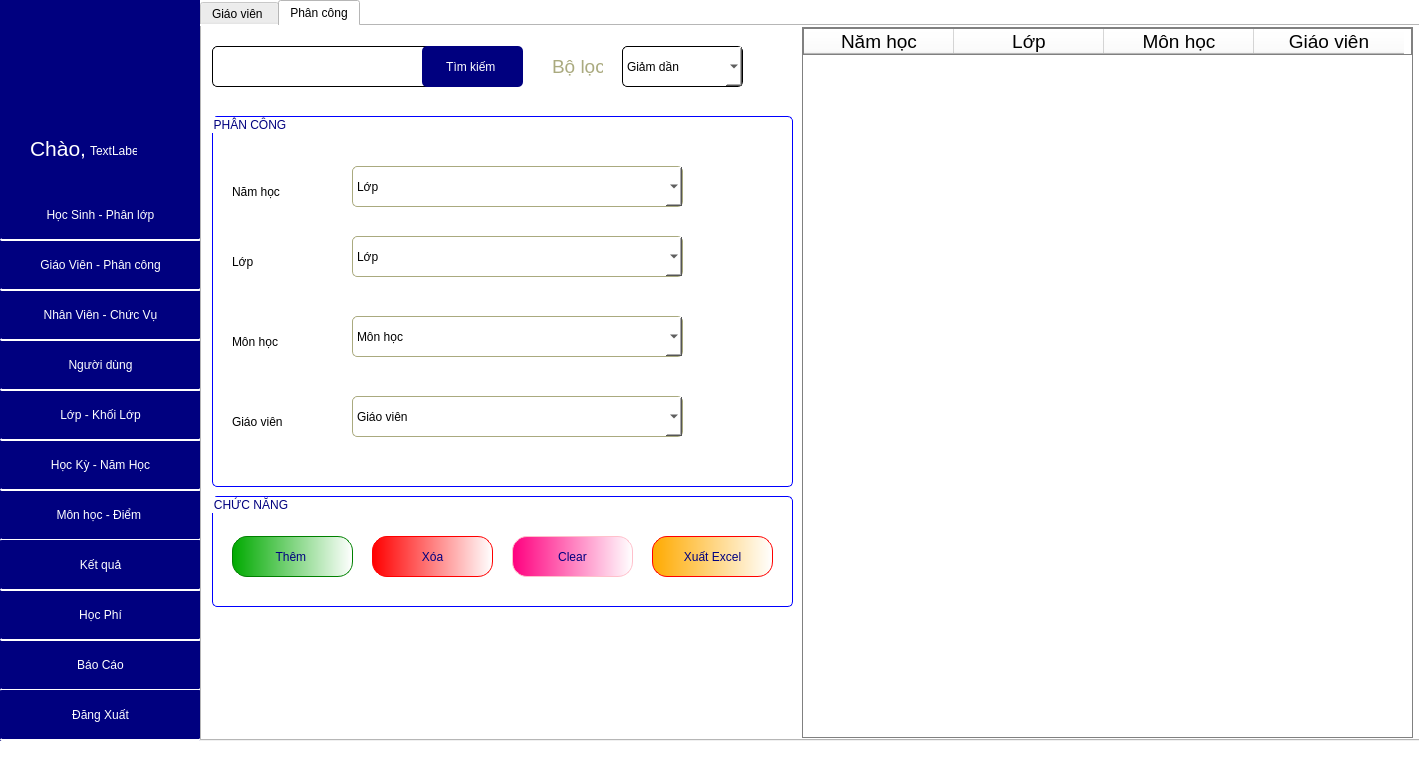
Qt form GUI/TrangChu.ui (phuthuy44/Student--py) before a commit.
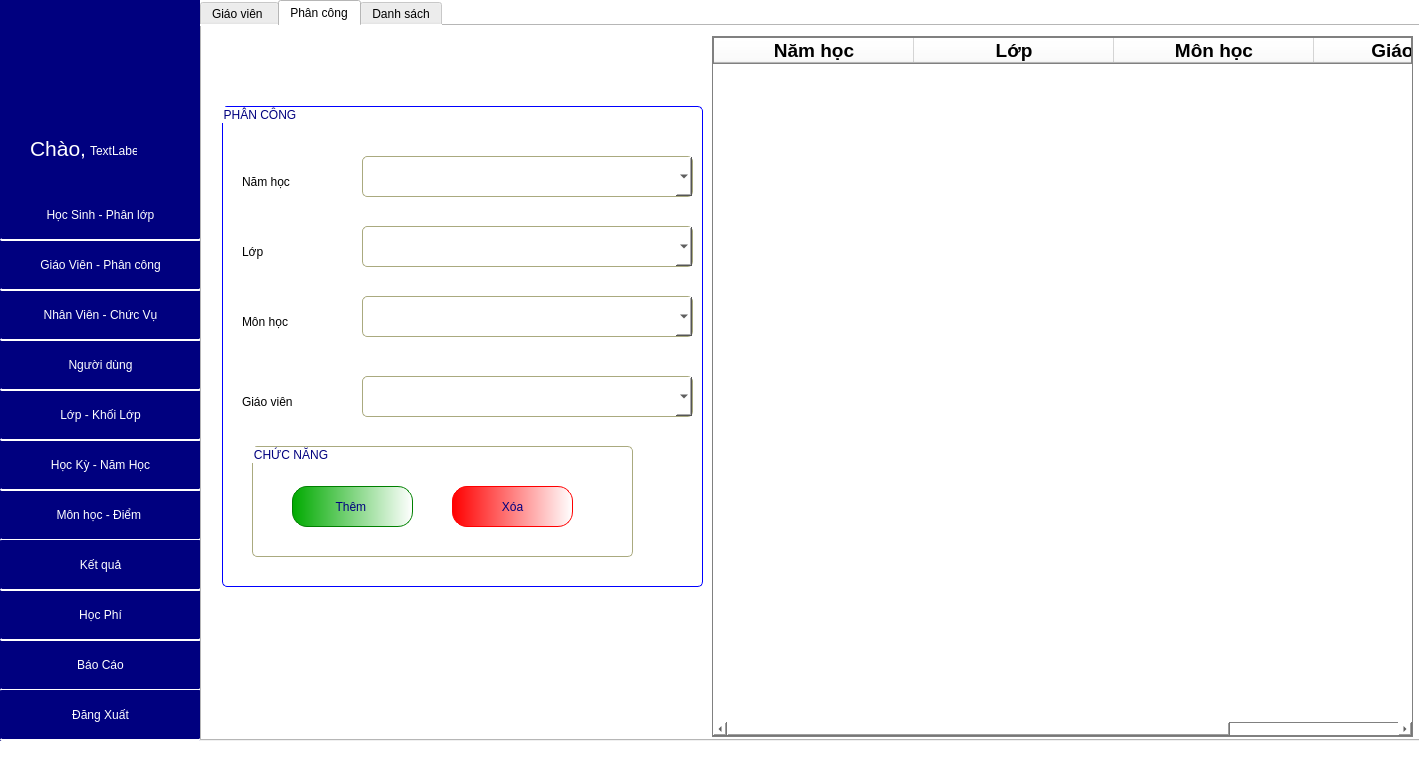
The same form after that commit. The open tabs and pages were chosen to show the change.

Commit message: done PhanCong and List PhanCong

```diff
--- a/GUI/TrangChu.ui
+++ b/GUI/TrangChu.ui
@@ -443,7 +443,7 @@
        </rect>
       </property>
       <property name="currentIndex">
-       <number>2</number>
+       <number>1</number>
       </property>
       <widget class="QWidget" name="tab_3">
        <attribute name="title">
@@ -2849,10 +2849,10 @@
        <widget class="QGroupBox" name="groupBox_61">
         <property name="geometry">
          <rect>
-          <x>10</x>
-          <y>90</y>
-          <width>581</width>
-          <height>371</height>
+          <x>20</x>
+          <y>80</y>
+          <width>481</width>
+          <height>481</height>
          </rect>
         </property>
         <property name="styleSheet">
@@ -2881,47 +2881,11 @@
           <string>Năm học </string>
          </property>
         </widget>
-        <widget class="QLabel" name="label_242">
-         <property name="geometry">
-          <rect>
-           <x>20</x>
-           <y>130</y>
-           <width>111</width>
-           <height>31</height>
-          </rect>
-         </property>
-         <property name="styleSheet">
-          <string notr="true">border: white;
-color: black;</string>
-         </property>
-         <property name="text">
-          <string>Lớp</string>
-         </property>
-        </widget>
-        <widget class="QComboBox" name="comboBox_54">
-         <property name="geometry">
-          <rect>
-           <x>140</x>
-           <y>120</y>
-           <width>331</width>
-           <height>41</height>
-          </rect>
-         </property>
-         <property name="styleSheet">
-          <string notr="true">border-color: rgb(170, 170, 127);
-color: rgb(0, 0, 0);</string>
-         </property>
-         <item>
-          <property name="text">
-           <string>Lớp</string>
-          </property>
-         </item>
-        </widget>
         <widget class="QLabel" name="label_243">
          <property name="geometry">
           <rect>
            <x>20</x>
-           <y>210</y>
+           <y>200</y>
            <width>111</width>
            <height>31</height>
           </rect>
@@ -2934,11 +2898,11 @@
           <string>Môn học</string>
          </property>
         </widget>
-        <widget class="QComboBox" name="comboBox_55">
+        <widget class="QComboBox" name="cboxMonHocPC">
          <property name="geometry">
           <rect>
            <x>140</x>
-           <y>200</y>
+           <y>190</y>
            <width>331</width>
            <height>41</height>
           </rect>
@@ -2947,34 +2911,29 @@
           <string notr="true">border-color: rgb(170, 170, 127);
 color: rgb(0, 0, 0);</string>
          </property>
-         <item>
-          <property name="text">
-           <string>Môn học</string>
-          </property>
-         </item>
         </widget>
         <widget class="QLabel" name="label_244">
          <property name="geometry">
           <rect>
            <x>20</x>
-           <y>290</y>
-           <width>111</width>
-           <height>31</height>
-          </rect>
-         </property>
-         <property name="styleSheet">
-          <string notr="true">border: white;
-color: black;</string>
-         </property>
-         <property name="text">
-          <string>Giáo viên </string>
-         </property>
-        </widget>
-        <widget class="QComboBox" name="comboBox_56">
-         <property name="geometry">
-          <rect>
-           <x>140</x>
            <y>280</y>
+           <width>111</width>
+           <height>31</height>
+          </rect>
+         </property>
+         <property name="styleSheet">
+          <string notr="true">border: white;
+color: black;</string>
+         </property>
+         <property name="text">
+          <string>Giáo viên </string>
+         </property>
+        </widget>
+        <widget class="QComboBox" name="cboxGiaoVien">
+         <property name="geometry">
+          <rect>
+           <x>140</x>
+           <y>270</y>
            <width>331</width>
            <height>41</height>
           </rect>
@@ -2983,13 +2942,8 @@
           <string notr="true">border-color: rgb(170, 170, 127);
 color: rgb(0, 0, 0);</string>
          </property>
-         <item>
-          <property name="text">
-           <string>Giáo viên</string>
-          </property>
-         </item>
         </widget>
-        <widget class="QComboBox" name="comboBox_71">
+        <widget class="QComboBox" name="cboxNHInPC">
          <property name="geometry">
           <rect>
            <x>140</x>
@@ -3002,20 +2956,117 @@
           <string notr="true">border-color: rgb(170, 170, 127);
 color: rgb(0, 0, 0);</string>
          </property>
-         <item>
+        </widget>
+        <widget class="QLabel" name="label_279">
+         <property name="geometry">
+          <rect>
+           <x>20</x>
+           <y>130</y>
+           <width>111</width>
+           <height>31</height>
+          </rect>
+         </property>
+         <property name="styleSheet">
+          <string notr="true">border: white;
+color: black;</string>
+         </property>
+         <property name="text">
+          <string>Lớp</string>
+         </property>
+        </widget>
+        <widget class="QComboBox" name="cboxLopPC">
+         <property name="geometry">
+          <rect>
+           <x>140</x>
+           <y>120</y>
+           <width>331</width>
+           <height>41</height>
+          </rect>
+         </property>
+         <property name="styleSheet">
+          <string notr="true">border-color: rgb(170, 170, 127);
+color: rgb(0, 0, 0);</string>
+         </property>
+        </widget>
+        <widget class="QGroupBox" name="groupBox_62">
+         <property name="geometry">
+          <rect>
+           <x>30</x>
+           <y>340</y>
+           <width>381</width>
+           <height>111</height>
+          </rect>
+         </property>
+         <property name="styleSheet">
+          <string notr="true">color: rgb(0, 0, 127);
+font: 75 16pt &quot;Tahoma&quot;;
+border-color: rgb(170, 170, 127);
+</string>
+         </property>
+         <property name="title">
+          <string>CHỨC NĂNG</string>
+         </property>
+         <widget class="QPushButton" name="btnXoaPhanCong">
+          <property name="geometry">
+           <rect>
+            <x>200</x>
+            <y>40</y>
+            <width>121</width>
+            <height>41</height>
+           </rect>
+          </property>
+          <property name="styleSheet">
+           <string notr="true">QPushButton{
+font: 16pt &quot;Tahoma&quot;;
+border-radius:15px;
+border:1px solid red;
+	background-color: qlineargradient(spread:pad, x1:0, y1:0, x2:1, y2:0, stop:0 rgba(255, 0, 0, 255), stop:1 rgba(255, 255, 255, 255));
+}
+QPushButton:hover{
+	font: 18pt &quot;Tahoma&quot;;
+	background-color:qlineargradient(spread:pad, x1:0, y1:0, x2:1, y2:0.028, stop:0 rgba(189, 0, 0, 255), stop:1 rgba(255, 255, 255, 255))
+}
+</string>
+          </property>
           <property name="text">
-           <string>Lớp</string>
+           <string>Xóa</string>
           </property>
-         </item>
+         </widget>
+         <widget class="QPushButton" name="btnInsertPhanCong">
+          <property name="geometry">
+           <rect>
+            <x>40</x>
+            <y>40</y>
+            <width>121</width>
+            <height>41</height>
+           </rect>
+          </property>
+          <property name="styleSheet">
+           <string notr="true">QPushButton{
+font: 16pt &quot;Tahoma&quot;;
+border-radius:15px;
+border:1px solid green;
+	background-color: qlineargradient(spread:pad, x1:0, y1:0, x2:1, y2:0, stop:0 rgba(0, 170, 0, 255), stop:1 rgba(255, 255, 255, 255));
+}
+QPushButton:hover{
+background-color: qlineargradient(spread:pad, x1:0, y1:0, x2:1, y2:0, stop:0 rgba(85, 255, 0, 255), stop:1 rgba(255, 255, 255, 255));
+	font: 18pt &quot;Tahoma&quot;;
+}
+</string>
+          </property>
+          <property name="text">
+           <string>Thêm </string>
+          </property>
+         </widget>
         </widget>
        </widget>
-       <widget class="QTableWidget" name="tableWidget_29">
+       <widget class="QTableWidget" name="tablePhanCong">
         <property name="geometry">
          <rect>
-          <x>600</x>
-          <y>1</y>
-          <width>611</width>
-          <height>711</height>
+          <x>510</x>
+          <y>10</y>
+          <width>701</width>
+          <height>701</height>
          </rect>
         </property>
         <property name="styleSheet">
@@ -3025,7 +3076,7 @@
 font: 75 14pt &quot;Tahoma&quot;;</string>
         </property>
         <attribute name="horizontalHeaderDefaultSectionSize">
-         <number>150</number>
+         <number>200</number>
         </attribute>
         <column>
          <property name="text">
@@ -3035,8 +3086,13 @@
           <font>
            <family>Tahoma</family>
            <pointsize>14</pointsize>
+           <weight>75</weight>
+           <bold>true</bold>
           </font>
          </property>
+         <property name="textAlignment">
+          <set>AlignCenter</set>
+         </property>
         </column>
         <column>
          <property name="text">
@@ -3046,8 +3102,13 @@
           <font>
            <family>Tahoma</family>
            <pointsize>14</pointsize>
+           <weight>75</weight>
+           <bold>true</bold>
           </font>
          </property>
+         <property name="textAlignment">
+          <set>AlignCenter</set>
+         </property>
         </column>
         <column>
          <property name="text">
@@ -3057,8 +3118,13 @@
           <font>
            <family>Tahoma</family>
            <pointsize>14</pointsize>
+           <weight>75</weight>
+           <bold>true</bold>
           </font>
          </property>
+         <property name="textAlignment">
+          <set>AlignCenter</set>
+         </property>
         </column>
         <column>
          <property name="text">
@@ -3068,65 +3134,161 @@
           <font>
            <family>Tahoma</family>
            <pointsize>14</pointsize>
+           <weight>75</weight>
+           <bold>true</bold>
           </font>
          </property>
+         <property name="textAlignment">
+          <set>AlignCenter</set>
+         </property>
         </column>
        </widget>
-       <widget class="QGroupBox" name="groupBox_62">
+      </widget>
+      <widget class="QWidget" name="tab_25">
+       <attribute name="title">
+        <string>Danh sách</string>
+       </attribute>
+       <widget class="QGroupBox" name="groupBox_16">
         <property name="geometry">
          <rect>
-          <x>10</x>
-          <y>470</y>
+          <x>280</x>
+          <y>10</y>
           <width>581</width>
-          <height>111</height>
+          <height>201</height>
          </rect>
         </property>
         <property name="styleSheet">
-         <string notr="true">color: rgb(0, 0, 127);
-font: 75 16pt &quot;Tahoma&quot;;
-border: 1px solid blue;
-border-radius:5px;</string>
+         <string notr="true">QGroupBox{
+border-radius: 5px;
+border:0.5px solid blue;
+	font: 14pt &quot;Tahoma&quot;;
+color:blue;
+}</string>
         </property>
         <property name="title">
-         <string>CHỨC NĂNG</string>
+         <string>LỌC GIÁO VIÊN</string>
         </property>
-        <widget class="QPushButton" name="pushButton_133">
+        <widget class="QLabel" name="label_88">
          <property name="geometry">
           <rect>
+           <x>40</x>
+           <y>60</y>
+           <width>111</width>
+           <height>31</height>
+          </rect>
+         </property>
+         <property name="font">
+          <font>
+           <family>Tahoma</family>
+           <pointsize>14</pointsize>
+          </font>
+         </property>
+         <property name="text">
+          <string>Năm học</string>
+         </property>
+        </widget>
+        <widget class="QComboBox" name="cboxlistNH_2">
+         <property name="geometry">
+          <rect>
            <x>160</x>
-           <y>40</y>
-           <width>121</width>
+           <y>50</y>
+           <width>221</width>
            <height>41</height>
           </rect>
          </property>
          <property name="styleSheet">
-          <string notr="true">QPushButton{
+          <string notr="true">border-color: rgb(170, 170, 127);
+color: rgb(0, 0, 0);
+font: 14pt &quot;Tahoma&quot;;</string>
+         </property>
+        </widget>
+        <widget class="QComboBox" name="cboxlistLop_2">
+         <property name="geometry">
+          <rect>
+           <x>160</x>
+           <y>120</y>
+           <width>221</width>
+           <height>41</height>
+          </rect>
+         </property>
+         <property name="styleSheet">
+          <string notr="true">border-color: rgb(170, 170, 127);
+color: rgb(0, 0, 0);
+font: 14pt &quot;Tahoma&quot;;</string>
+         </property>
+        </widget>
+        <widget class="QLabel" name="label_92">
+         <property name="geometry">
+          <rect>
+           <x>40</x>
+           <y>120</y>
+           <width>81</width>
+           <height>31</height>
+          </rect>
+         </property>
+         <property name="font">
+          <font>
+           <family>Tahoma</family>
+           <pointsize>14</pointsize>
+          </font>
+         </property>
+         <property name="text">
+          <string>Lớp</string>
+         </property>
+        </widget>
+        <widget class="QGroupBox" name="groupBox_17">
+         <property name="geometry">
+          <rect>
+           <x>420</x>
+           <y>20</y>
+           <width>131</width>
+           <height>161</height>
+          </rect>
+         </property>
+         <property name="styleSheet">
+          <string notr="true">border-color: rgb(170, 170, 127);
+</string>
+         </property>
+         <property name="title">
+          <string>CHỨC NĂNG</string>
+         </property>
+         <widget class="QPushButton" name="btnDisplayListHS_2">
+          <property name="geometry">
+           <rect>
+            <x>10</x>
+            <y>40</y>
+            <width>111</width>
+            <height>41</height>
+           </rect>
+          </property>
+          <property name="styleSheet">
+           <string notr="true">QPushButton{
 font: 16pt &quot;Tahoma&quot;;
 border-radius:15px;
-border:1px solid red;
-	background-color: qlineargradient(spread:pad, x1:0, y1:0, x2:1, y2:0, stop:0 rgba(255, 0, 0, 255), stop:1 rgba(255, 255, 255, 255));
+border:1px solid blue;
+	background-color: qlineargradient(spread:pad, x1:0, y1:0, x2:1, y2:0, stop:0 rgba(0, 0, 255, 255), stop:1 rgba(255, 255, 255, 255));
 }
 QPushButton:hover{
 	font: 18pt &quot;Tahoma&quot;;
-	background-color:qlineargradient(spread:pad, x1:0, y1:0, x2:1, y2:0.028, stop:0 rgba(189, 0, 0, 255), stop:1 rgba(255, 255, 255, 255))
+	background-color: qlineargradient(spread:repeat, x1:0, y1:0, x2:1, y2:0, stop:0 rgba(0, 85, 255, 255), stop:1 rgba(255, 255, 255, 255));
 }
 </string>
-         </property>
-         <property name="text">
-          <string>Xóa</string>
-         </property>
-        </widget>
-        <widget class="QPushButton" name="pushButton_134">
-         <property name="geometry">
-          <rect>
-           <x>440</x>
-           <y>40</y>
-           <width>121</width>
-           <height>41</height>
-          </rect>
-         </property>
-         <property name="styleSheet">
-          <string notr="true">QPushButton{
+          </property>
+          <property name="text">
+           <string>Hiển thị </string>
+          </property>
+         </widget>
+         <widget class="QPushButton" name="btnExportPhanCong">
+          <property name="geometry">
+           <rect>
+            <x>10</x>
+            <y>100</y>
+            <width>111</width>
+            <height>41</height>
+           </rect>
+          </property>
+          <property name="styleSheet">
+           <string notr="true">QPushButton{
 font: 16pt &quot;Tahoma&quot;;
 border-radius:15px;
 border:1px solid red;
@@ -3137,157 +3299,115 @@
 background-color:qlineargradient(spread:pad, x1:0, y1:0, x2:1, y2:0, stop:0 rgba(255, 85, 0, 255), stop:1 rgba(255, 255, 255, 255));
 }
 </string>
+          </property>
+          <property name="text">
+           <string>Xuất Excel</string>
+          </property>
+         </widget>
+        </widget>
+       </widget>
+       <widget class="QTableWidget" name="tableListPhanCong">
+        <property name="geometry">
+         <rect>
+          <x>0</x>
+          <y>220</y>
+          <width>1211</width>
+          <height>491</height>
+         </rect>
+        </property>
+        <property name="styleSheet">
+         <string notr="true">border: 1px solid gray;
+border- radius:2px;
+color: rgb(0, 0, 0);
+font: 75 14pt &quot;Tahoma&quot;;</string>
+        </property>
+        <attribute name="horizontalHeaderDefaultSectionSize">
+         <number>240</number>
+        </attribute>
+        <column>
+         <property name="text">
+          <string>Mã giáo viên</string>
          </property>
+         <property name="font">
+          <font>
+           <family>Tahoma</family>
+           <pointsize>14</pointsize>
+          </font>
+         </property>
+         <property name="textAlignment">
+          <set>AlignCenter</set>
+         </property>
+        </column>
+        <column>
          <property name="text">
-          <string>Xuất Excel</string>
+          <string>Tên giáo viên</string>
          </property>
-        </widget>
-        <widget class="QPushButton" name="pushButton_135">
-         <property name="geometry">
-          <rect>
-           <x>20</x>
-           <y>40</y>
-           <width>121</width>
-           <height>41</height>
-          </rect>
+         <property name="font">
+          <font>
+           <family>Tahoma</family>
+           <pointsize>14</pointsize>
+          </font>
          </property>
-         <property name="styleSheet">
-          <string notr="true">QPushButton{
-font: 16pt &quot;Tahoma&quot;;
-border-radius:15px;
-border:1px solid green;
-	background-color: qlineargradient(spread:pad, x1:0, y1:0, x2:1, y2:0, stop:0 rgba(0, 170, 0, 255), stop:1 rgba(255, 255, 255, 255));
-}
-QPushButton:hover{
-background-color: qlineargradient(spread:pad, x1:0, y1:0, x2:1, y2:0, stop:0 rgba(85, 255, 0, 255), stop:1 rgba(255, 255, 255, 255));
-	font: 18pt &quot;Tahoma&quot;;
-}
-</string>
+         <property name="textAlignment">
+          <set>AlignCenter</set>
          </property>
+        </column>
+        <column>
          <property name="text">
-          <string>Thêm </string>
+          <string>Giới tính</string>
          </property>
-        </widget>
-        <widget class="QPushButton" name="pushButton_79">
-         <property name="geometry">
-          <rect>
-           <x>300</x>
-           <y>40</y>
-           <width>121</width>
-           <height>41</height>
-          </rect>
+         <property name="font">
+          <font>
+           <family>Tahoma</family>
+           <pointsize>14</pointsize>
+          </font>
          </property>
-         <property name="styleSheet">
-          <string notr="true">QPushButton{
-font: 16pt &quot;Tahoma&quot;;
-border-radius:15px;
-border:1px solid pink;
-background-color: qlineargradient(spread:pad, x1:0, y1:0, x2:1, y2:0, stop:0 rgba(255, 0, 127, 255), stop:1 rgba(255, 255, 255, 255))
-}
-QPushButton:hover{
-	font: 18pt &quot;Tahoma&quot;;
-background-color:qlineargradient(spread:pad, x1:0, y1:0, x2:1, y2:0, stop:0 rgba(134, 0, 67, 255), stop:1 rgba(255, 255, 255, 255))
-}
-</string>
+         <property name="textAlignment">
+          <set>AlignCenter</set>
          </property>
+        </column>
+        <column>
          <property name="text">
-          <string>Clear</string>
+          <string>Ngày sinh </string>
          </property>
-        </widget>
-       </widget>
-       <widget class="QLineEdit" name="lineEdit_127">
-        <property name="geometry">
-         <rect>
-          <x>10</x>
-          <y>20</y>
-          <width>241</width>
-          <height>41</height>
-         </rect>
-        </property>
-        <property name="styleSheet">
-         <string notr="true">QLineEdit{
-font: 16pt &quot;Tahoma&quot;;
-border-radius:5px;
-border: 1px solid black;
-}</string>
-        </property>
-       </widget>
-       <widget class="QPushButton" name="pushButton_137">
-        <property name="geometry">
-         <rect>
-          <x>220</x>
-          <y>20</y>
-          <width>101</width>
-          <height>41</height>
-         </rect>
-        </property>
-        <property name="styleSheet">
-         <string notr="true">QPushButton{
-background-color: rgb(0, 0, 127);
-color:white;
-	font: 14pt &quot;Tahoma&quot;;
-border-radius:5px;
-}
-QPushButton:hover{
-border:0.5px solid black;
-	background-color: yellow;
-color:black;
-	
-}</string>
-        </property>
-        <property name="text">
-         <string>Tìm kiếm </string>
-        </property>
-       </widget>
-       <widget class="QLabel" name="label_282">
-        <property name="geometry">
-         <rect>
-          <x>350</x>
-          <y>20</y>
-          <width>51</width>
-          <height>41</height>
-         </rect>
-        </property>
-        <property name="font">
-         <font>
-          <family>Tahoma</family>
-          <pointsize>14</pointsize>
-         </font>
-        </property>
-        <property name="styleSheet">
-         <string notr="true">color: rgb(170, 170, 127);</string>
-        </property>
-        <property name="text">
-         <string>Bộ lọc</string>
-        </property>
-       </widget>
-       <widget class="QComboBox" name="comboBox_59">
-        <property name="geometry">
-         <rect>
-          <x>420</x>
-          <y>20</y>
-          <width>121</width>
-          <height>41</height>
-         </rect>
-        </property>
-        <property name="styleSheet">
-         <string notr="true">QComboBox{
-font: 16pt &quot;Tahoma&quot;;
-	color: rgb(0, 0, 0);
-border: 1px solid black;
-border-radius:5px;
-}</string>
-        </property>
-        <item>
+         <property name="font">
+          <font>
+           <family>Tahoma</family>
+           <pointsize>14</pointsize>
+          </font>
+         </property>
+         <property name="textAlignment">
+          <set>AlignCenter</set>
+         </property>
+        </column>
+        <column>
          <property name="text">
-          <string>Giảm dần</string>
+          <string>Môn học</string>
          </property>
-        </item>
-        <item>
+         <property name="font">
+          <font>
+           <family>Tahoma</family>
+           <pointsize>14</pointsize>
+          </font>
+         </property>
+         <property name="textAlignment">
+          <set>AlignCenter</set>
+         </property>
+        </column>
+        <column>
          <property name="text">
-          <string>Tăng dần</string>
+          <string>Lớp</string>
          </property>
-        </item>
+         <property name="font">
+          <font>
+           <family>Tahoma</family>
+           <pointsize>14</pointsize>
+          </font>
+         </property>
+         <property name="textAlignment">
+          <set>AlignCenter</set>
+         </property>
+        </column>
        </widget>
       </widget>
      </widget>
@@ -8761,9 +8881,9 @@
         <widget class="QPushButton" name="pushButton_88">
          <property name="geometry">
           <rect>
-           <x>320</x>
+           <x>250</x>
            <y>160</y>
-           <width>221</width>
+           <width>141</width>
            <height>41</height>
           </rect>
          </property>
@@ -8782,7 +8902,33 @@
 </string>
          </property>
          <property name="text">
-          <string>Hiển thị danh sách</string>
+          <string>Hiển thị </string>
+         </property>
+        </widget>
+        <widget class="QPushButton" name="btnExportExOFLH_2">
+         <property name="geometry">
+          <rect>
+           <x>430</x>
+           <y>160</y>
+           <width>121</width>
+           <height>41</height>
+          </rect>
+         </property>
+         <property name="styleSheet">
+          <string notr="true">QPushButton{
+font: 16pt &quot;Tahoma&quot;;
+border-radius:15px;
+border:1px solid red;
+background-color: qlineargradient(spread:pad, x1:0, y1:0, x2:1, y2:0, stop:0 rgba(255, 170, 0, 255), stop:1 rgba(255, 255, 255, 255));
+}
+QPushButton:hover{
+	font: 18pt &quot;Tahoma&quot;;
+background-color:qlineargradient(spread:pad, x1:0, y1:0, x2:1, y2:0, stop:0 rgba(255, 85, 0, 255), stop:1 rgba(255, 255, 255, 255));
+}
+</string>
+         </property>
+         <property name="text">
+          <string>Xuất Excel</string>
          </property>
         </widget>
        </widget>
```
The commit also changes 11 other files.
